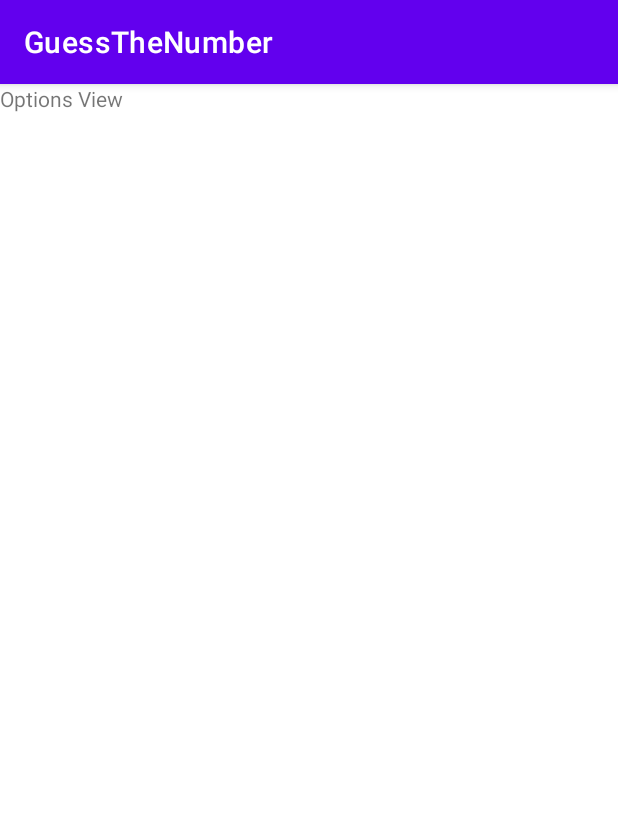
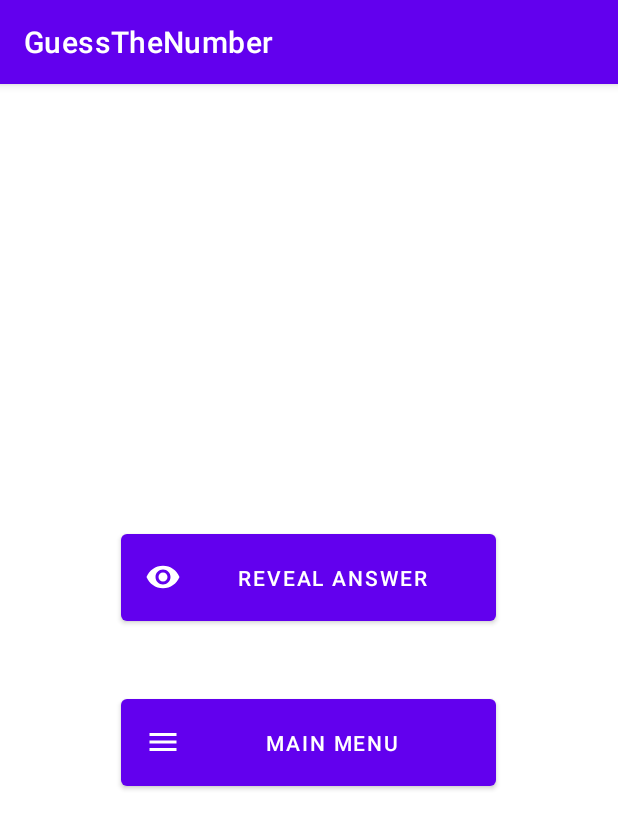
Before and after one commit to starikcetin/ctis487-term-project, an Android app: the fragment GameOptionsFragment shown on its own in the app's theme, on a phone screen of 412 x 824 dp. Shown: the top 829 px of the screen. Run offline under Robolectric (Android 15) with nearby library versions, the phone set to English and light mode, and no system bars.

Commit message:
options view layout

```diff
--- /dev/null
+++ b/GuessTheNumber/app/src/main/res/drawable/menu.xml
@@ -0,0 +1,5 @@
+<vector android:height="24dp" android:tint="#FFFFFF"
+    android:viewportHeight="24" android:viewportWidth="24"
+    android:width="24dp" xmlns:android="http://schemas.android.com/apk/res/android">
+    <path android:fillColor="@android:color/white" android:pathData="M3,18h18v-2L3,16v2zM3,13h18v-2L3,11v2zM3,6v2h18L21,6L3,6z"/>
+</vector>
--- /dev/null
+++ b/GuessTheNumber/app/src/main/res/drawable/reveal.xml
@@ -0,0 +1,5 @@
+<vector android:height="24dp" android:tint="#FFFFFF"
+    android:viewportHeight="24" android:viewportWidth="24"
+    android:width="24dp" xmlns:android="http://schemas.android.com/apk/res/android">
+    <path android:fillColor="@android:color/white" android:pathData="M12,4.5C7,4.5 2.73,7.61 1,12c1.73,4.39 6,7.5 11,7.5s9.27,-3.11 11,-7.5c-1.73,-4.39 -6,-7.5 -11,-7.5zM12,17c-2.76,0 -5,-2.24 -5,-5s2.24,-5 5,-5 5,2.24 5,5 -2.24,5 -5,5zM12,9c-1.66,0 -3,1.34 -3,3s1.34,3 3,3 3,-1.34 3,-3 -1.34,-3 -3,-3z"/>
+</vector>
--- a/GuessTheNumber/app/src/main/res/layout/fragment_game_options.xml
+++ b/GuessTheNumber/app/src/main/res/layout/fragment_game_options.xml
@@ -1,16 +1,40 @@
 <?xml version="1.0" encoding="utf-8"?>
-<FrameLayout xmlns:android="http://schemas.android.com/apk/res/android"
+<LinearLayout xmlns:android="http://schemas.android.com/apk/res/android"
+    xmlns:app="http://schemas.android.com/apk/res-auto"
     xmlns:tools="http://schemas.android.com/tools"
-    android:id="@+id/options_root_frameLayout_static"
+    android:id="@+id/options_root_linearLayout_static"
     android:layout_width="match_parent"
     android:layout_height="match_parent"
+    android:gravity="center"
+    android:orientation="vertical"
     tools:context=".GameOptionsFragment">
 
-    <!-- TODO: Update blank fragment layout -->
-    <TextView
-        android:id="@+id/options_placeholder_textView_static"
+    <Space
         android:layout_width="match_parent"
-        android:layout_height="match_parent"
-        android:text="Options View" />
+        android:layout_height="wrap_content"
+        android:layout_weight="1" />
 
-</FrameLayout>
+    <Button
+        android:id="@+id/options_reveal_button"
+        android:layout_width="250dp"
+        android:layout_height="70dp"
+        android:text="Reveal Answer"
+        app:icon="@drawable/reveal" />
+
+    <Space
+        android:layout_width="match_parent"
+        android:layout_height="40dp"
+        android:layout_weight="0" />
+
+    <Button
+        android:id="@+id/options_mainMenu_button"
+        android:layout_width="250dp"
+        android:layout_height="70dp"
+        android:text="Main Menu"
+        app:icon="@drawable/menu" />
+
+    <Space
+        android:layout_width="match_parent"
+        android:layout_height="wrap_content"
+        android:layout_weight="1" />
+</LinearLayout>
```
